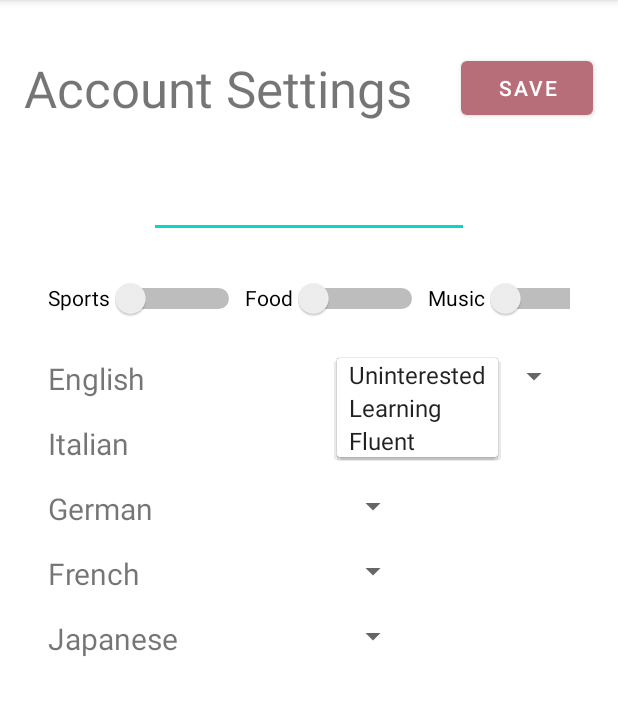
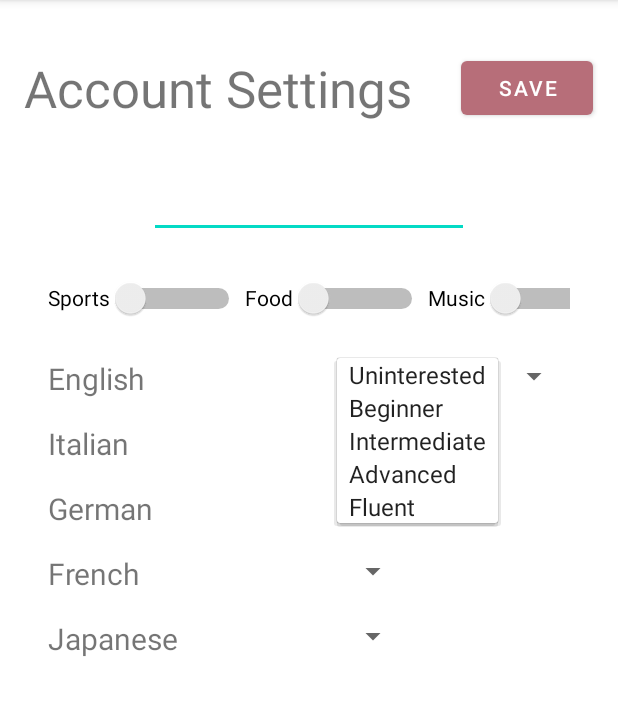
Before and after one commit to Purling/Penpal-App, an Android app: the AccountSettingsActivity screen opened directly, with no data from a screen before it, after a tap on "Uninterested", on a phone screen of 412 x 824 dp, the part 84-800 px from its top. Run offline under Robolectric (Android 15) with nearby library versions, the phone set to English and light mode, and no system bars; our stand-ins replace Firebase (no records; nobody signed in at launch, a user with empty details on screens opened directly); 1 statement that could not run was skipped.

Commit message:
Changed language setting spinners to all 5 options

```diff
--- a/app/src/main/java/com/example/comp2100_assignment/AccountSettingsActivity.java
+++ b/app/src/main/java/com/example/comp2100_assignment/AccountSettingsActivity.java
@@ -39,7 +39,7 @@ public class AccountSettingsActivity extends AppCompatActivity {
         Language[] languages = {Language.ENGLISH, Language.ITALIAN, Language.GERMAN, Language.FRENCH, Language.JAPANESE};
         Spinner[] spinners = new Spinner[languageSpinnerIDs.length];
         ArrayAdapter<CharSequence> adapter = ArrayAdapter.createFromResource(this, R.array.languageSkillLevels, android.R.layout.simple_spinner_item);
-        Familiarity[] languageFamiliarities = new Familiarity[] {Familiarity.UNINTERESTED, Familiarity.BEGINNER, Familiarity.FLUENT};
+        Familiarity[] languageFamiliarities = new Familiarity[] {Familiarity.UNINTERESTED, Familiarity.BEGINNER, Familiarity.INTERMEDIATE, Familiarity.ADVANCED, Familiarity.FLUENT};
 
         for (int i = 0; i < languageSpinnerIDs.length; i++) {
             spinners[i] = findViewById(languageSpinnerIDs[i]);
--- a/app/src/main/res/values/strings.xml
+++ b/app/src/main/res/values/strings.xml
@@ -2,7 +2,9 @@
     <string name="app_name">Language Application</string>
     <string-array name="languageSkillLevels">
         <item>Uninterested</item>
-        <item>Learning</item>
+        <item>Beginner</item>
+        <item>Intermediate</item>
+        <item>Advanced</item>
         <item>Fluent</item>
     </string-array>
 </resources>
```
